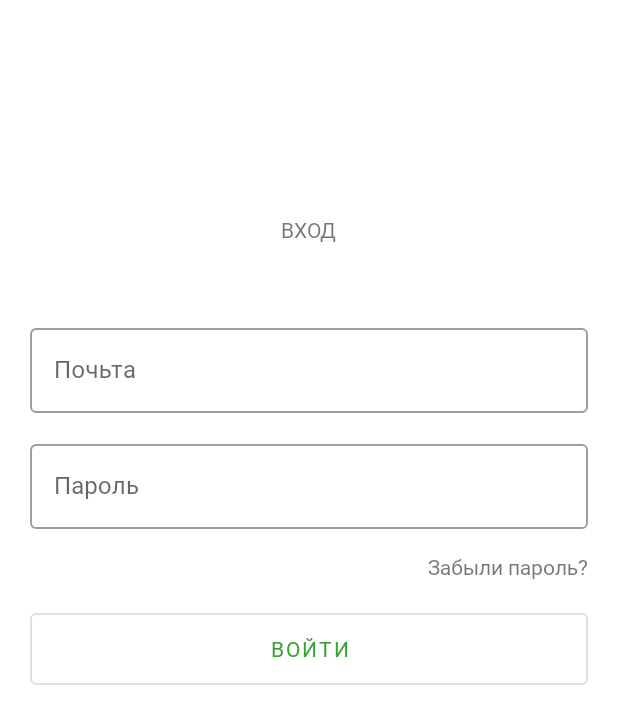
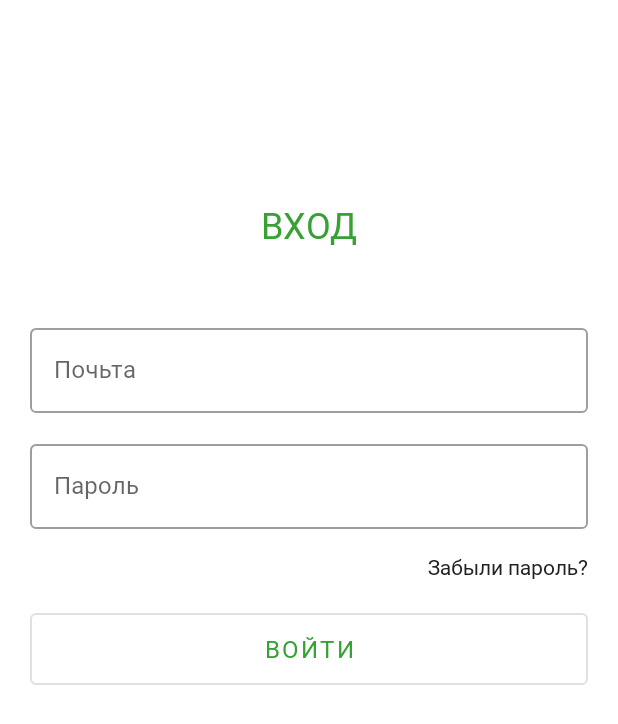
Before and after one commit to Bunyod1993/testApp, an Android app: the LoginFragment screen opened directly, with no data from a screen before it, on a phone screen of 412 x 824 dp. Shown: the top 724 px of the screen. Run offline under Robolectric (Android 15) with nearby library versions, the phone set to English and light mode, and no system bars; our stand-ins replace Dagger/Hilt's generated code, data binding; libraries missing offline, so code that uses them is left out: com.chuckerteam.chucker; 3 statements that could not run were skipped.

Commit message:
login design is ready

```diff
--- a/app/src/main/java/com/example/consultantalif/screens/login/LoginFragment.kt
+++ b/app/src/main/java/com/example/consultantalif/screens/login/LoginFragment.kt
@@ -1,6 +1,7 @@
 package com.example.consultantalif.screens.login
 
 
+import android.util.Log
 import androidx.navigation.Navigation
 import com.example.consultantalif.R
 import com.example.consultantalif.databinding.LoginFragmentBinding
@@ -18,6 +19,7 @@ class LoginFragment : BaseFragment<LoginFragmentBinding,LoginViewModel>() {
         super.observeData()
         viewModel.login()
         viewModel.token.observe(viewLifecycleOwner){
+            Log.v("tag",it.data?:"")
 //            if (it is Resource.Success)
 //                Navigation.findNavController(requireView()).navigate(R.id.action_loginToHome)
         }
--- a/app/src/main/res/layout/login_fragment.xml
+++ b/app/src/main/res/layout/login_fragment.xml
@@ -13,6 +13,7 @@
                 android:layout_width="wrap_content"
                 android:layout_height="wrap_content"
                 android:text="@string/login"
+                style="@style/headlineGreenRegular24"
                 app:layout_constraintBottom_toTopOf="@+id/wrapper"
                 app:layout_constraintLeft_toLeftOf="parent"
                 app:layout_constraintRight_toRightOf="parent"
@@ -33,12 +34,11 @@
                     android:hint="@string/email"
                     android:layout_marginTop="10dp"
                     app:layout_constraintTop_toTopOf="parent"
-                    style="@style/Widget.MaterialComponents.TextInputLayout.OutlinedBox">
+                    style="@style/outlinedTextField">
 
                 <com.google.android.material.textfield.TextInputEditText
                         android:layout_width="match_parent"
-                        android:layout_height="wrap_content"
-                        />
+                        android:layout_height="wrap_content" />
 
             </com.google.android.material.textfield.TextInputLayout>
 
@@ -49,11 +49,10 @@
                     android:hint="@string/password"
                     android:layout_marginTop="15dp"
                     app:layout_constraintTop_toBottomOf="@+id/emailAddress"
-                    style="@style/Widget.MaterialComponents.TextInputLayout.OutlinedBox">
+                    style="@style/outlinedTextField">
                 <com.google.android.material.textfield.TextInputEditText
                         android:layout_width="match_parent"
-                        android:layout_height="wrap_content"
-                        />
+                        android:layout_height="wrap_content" />
 
             </com.google.android.material.textfield.TextInputLayout>
 
@@ -62,13 +61,14 @@
                     android:layout_width="wrap_content"
                     android:layout_height="wrap_content"
                     android:text="@string/forgot_password"
+                    style="@style/blackRegular14"
                     android:layout_marginTop="15dp"
                     app:layout_constraintTop_toBottomOf="@+id/password"
                     app:layout_constraintRight_toRightOf="parent"/>
 
             <Button
                     android:id="@+id/login"
-                    style="?attr/materialButtonOutlinedStyle"
+                    style="@style/outlinedBtn"
                     android:layout_width="match_parent"
                     android:layout_height="60dp"
                     android:text="@string/loginBtnTxt"
--- a/app/src/main/res/values/styles.xml
+++ b/app/src/main/res/values/styles.xml
@@ -15,4 +15,61 @@
         <item name="android:textStyle">bold</item>
         <item name="android:textColor">@color/black</item>
     </style>
+    <style name="headlineBlackBold24">
+        <item name="android:textSize">24sp</item>
+        <item name="fontFamily">@font/roboto_bold</item>
+        <item name="android:textStyle">bold</item>
+        <item name="android:textColor">@color/black</item>
+        <item name="lineHeight">28.13sp</item>
+    </style>
+    <style name="headlineGreenBold24">
+        <item name="android:textSize">24sp</item>
+        <item name="fontFamily">@font/roboto_bold</item>
+        <item name="android:textStyle">bold</item>
+        <item name="android:textColor">@color/alifGreen</item>
+        <item name="lineHeight">28.13sp</item>
+    </style>
+    <style name="headlineGreenRegular24">
+        <item name="android:textSize">24sp</item>
+        <item name="fontFamily">@font/roboto_regular</item>
+        <item name="android:textStyle">normal</item>
+        <item name="android:textColor">@color/alifGreen</item>
+        <item name="lineHeight">28.13sp</item>
+    </style>
+
+    <style name="blackRegular16">
+        <item name="android:textSize">16sp</item>
+        <item name="fontFamily">@font/roboto_regular</item>
+        <item name="android:textStyle">normal</item>
+        <item name="android:textColor">@color/black</item>
+        <item name="lineHeight">18.13sp</item>
+    </style>
+
+    <style name="blackRegular14">
+        <item name="android:textSize">14sp</item>
+        <item name="fontFamily">@font/roboto_regular</item>
+        <item name="android:textStyle">normal</item>
+        <item name="android:textColor">@color/black</item>
+        <item name="lineHeight">15.13sp</item>
+    </style>
+
+    <style name="outlinedBtn" parent="Widget.MaterialComponents.Button.OutlinedButton">
+        <item name="android:textSize">16sp</item>
+        <item name="fontFamily">@font/roboto_regular</item>
+        <item name="android:textStyle">normal</item>
+        <item name="android:textColor">@color/alifGreen</item>
+        <item name="lineHeight">18.13sp</item>
+    </style>
+
+    <style name="outlinedTextField" parent="Widget.MaterialComponents.TextInputLayout.OutlinedBox">
+        <item name="android:textSize">14sp</item>
+        <item name="fontFamily">@font/roboto_regular</item>
+        <item name="android:textStyle">normal</item>
+        <item name="android:textColor">@color/black</item>
+        <item name="hintTextColor">@color/darkGrey</item>
+        <item name="errorTextColor">@color/redWarning</item>
+        <item name="lineHeight">15.13sp</item>
+    </style>
+
+
 </resources>
```
